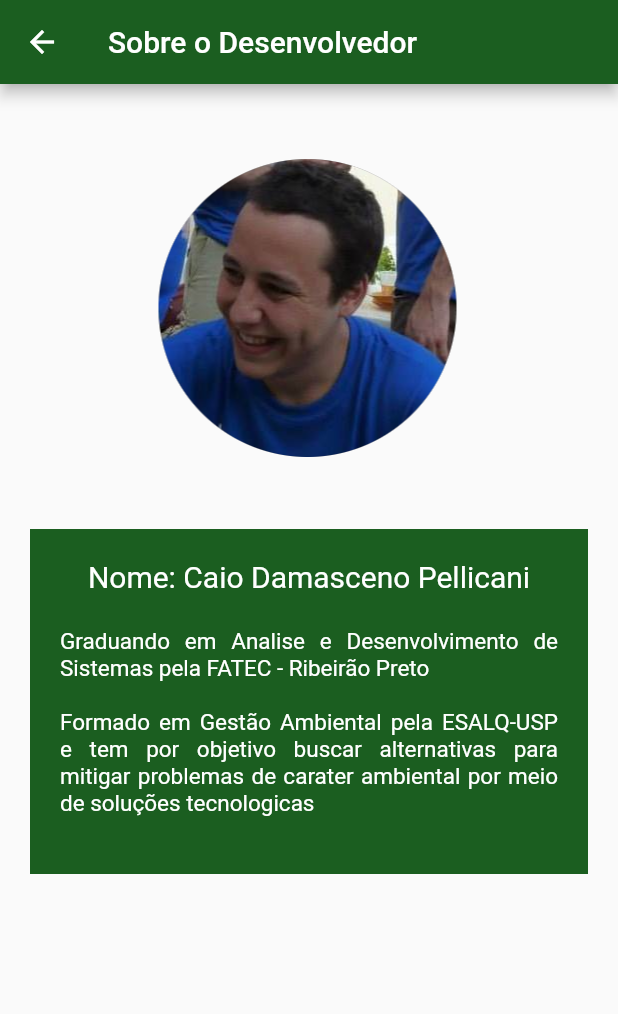
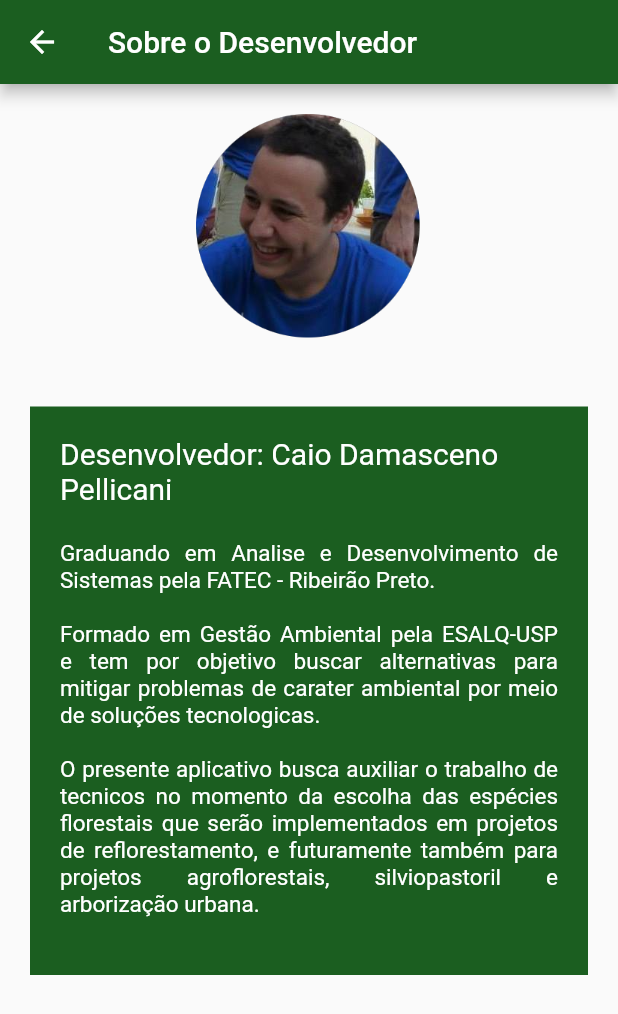
Before and after one commit to CaioPellicani/app_fatec_reflorestando, a Flutter app: the Tela_02_Sobre screen opened by its route, on a phone screen of 412 x 824 dp. Shown: the top 1014 px of the screen. Run offline on Flutter 3.47's test engine with Material 2 defaults, Android fonts, the phone set to English and light mode, and no system bars.

Commit message:
Tela 6,7 e 8

```diff
--- a/lib/meus_widgets.dart
+++ b/lib/meus_widgets.dart
@@ -158,7 +158,7 @@ class RadioGroup extends StatefulWidget {
   }
 
   @override
-  _RadioGroupState createState() => _RadioGroupState( nomeGrupo, lista );
+  _RadioGroupState createState() => _RadioGroupState( nomeGrupo, lista);
 }
 
 class _RadioGroupState extends State<RadioGroup> {
--- a/lib/tela_02_sobre.dart
+++ b/lib/tela_02_sobre.dart
@@ -18,29 +18,35 @@ class Tela_02_Sobre extends StatelessWidget {
           child: Column(
             mainAxisAlignment: MainAxisAlignment.start,
             children: [
-              SizedBox( height: 30 ),
+              //SizedBox( height: 30 ),
               Container(
                 padding: EdgeInsets.all( 20 ),
                 decoration: BoxDecoration(
                   shape: BoxShape.circle,
                 ),
-                child: Image.asset("imagens/Caio.png", scale: 1.5, ),
+                child: Image.asset("imagens/Caio.png", scale: 2, ),
               ),
               Container(
                 padding: EdgeInsets.all( 20 ),
                 margin: EdgeInsets.all(20),
-
                 color: Theme.of(context).primaryColor,
                 child: Column(
                   children: [
-                    Text( "Nome: Caio Damasceno Pellicani\n",
+                    Text( "Desenvolvedor: Caio Damasceno Pellicani\n",
                       style: TextStyle( color: Colors.white, fontSize: 20, ),
                     ),
-                    Text( "\tGraduando em Analise e Desenvolvimento de Sistemas pela FATEC - Ribeirão Preto\n",
+                    Text( "\tGraduando em Analise e Desenvolvimento de Sistemas pela FATEC - Ribeirão Preto.\n",
                       style: TextStyle( color: Colors.white, fontSize: 15, ),
                       textAlign: TextAlign.justify,
                     ),
-                    Text( "\tFormado em Gestão Ambiental pela ESALQ-USP e tem por objetivo buscar alternativas para mitigar problemas de carater ambiental por meio de soluções tecnologicas\n",
+                    Text( "\tFormado em Gestão Ambiental pela ESALQ-USP e tem por objetivo buscar alternativas " +
+                            "para mitigar problemas de carater ambiental por meio de soluções tecnologicas.\n",
+                      style: TextStyle( color: Colors.white, fontSize: 15, ),
+                      textAlign: TextAlign.justify,
+                    ),
+                    Text( "\tO presente aplicativo busca auxiliar o trabalho de tecnicos no momento da escolha das espécies " +
+                            "florestais que serão implementados em projetos de reflorestamento, e futuramente também para projetos " +
+                            "agroflorestais, silviopastoril e arborização urbana.\n",
                       style: TextStyle( color: Colors.white, fontSize: 15, ),
                       textAlign: TextAlign.justify,
                     ),
--- a/lib/tela_04_bioma.dart
+++ b/lib/tela_04_bioma.dart
@@ -33,8 +33,8 @@ class _Tela_04_BiomaState extends State<Tela_04_Bioma>{
     apps.add( "Não Especifico" );
 
     super.initState();
-    txtBioma = biomas[0];
-    txtApp = apps[0];
+    //txtBioma = biomas[0];
+    //txtApp = apps[0];
   }
 
   Widget build(BuildContext context) {
@@ -51,7 +51,7 @@ class _Tela_04_BiomaState extends State<Tela_04_Bioma>{
             children: [
               SizedBox( height: 20 ),
               DropBox("Biomas", txtBioma, biomas),
-              SizedBox( height: 60 ),
+              SizedBox( height: 100 ),
               DropBox("Tipo", txtApp, apps ),
               SizedBox( height: 60 ),
             ],
```
Also changed, not shown: lib/main.dart (+8 -1 lines), lib/tela_05_terreno.dart (+12 -6 lines), lib/tela_06_rel_preliminar.dart (added, +30 -0 lines), lib/tela_07_rel_especies.dart (added, +29 -0 lines), lib/tela_08_exportar.dart (added, +30 -0 lines).
